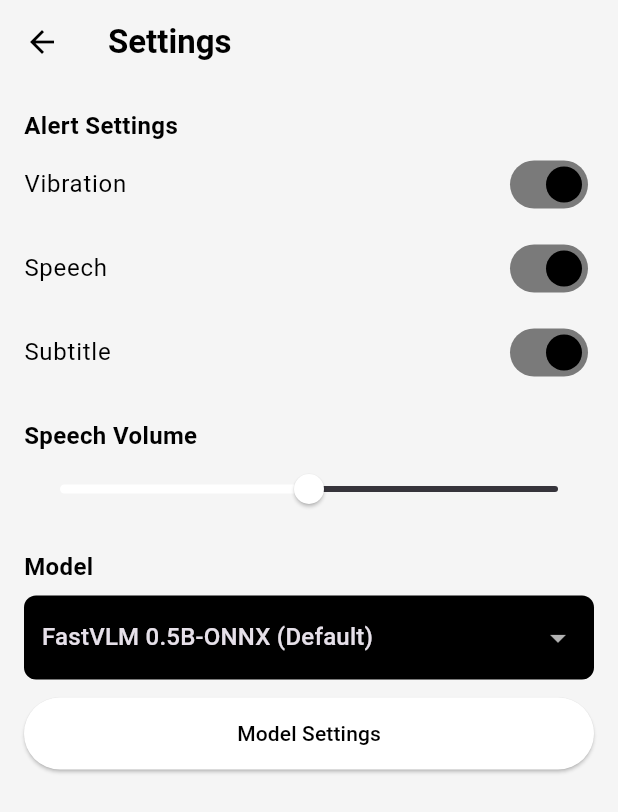
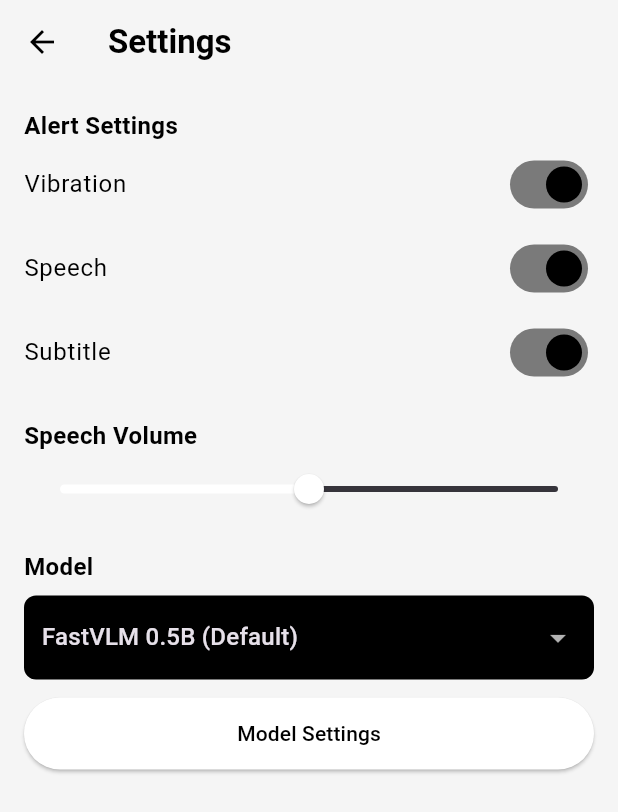
Before and after one commit to narathip4/Application-Assist-the-Visually-Impaired, a Flutter app: the SettingsScreen screen opened directly, on a phone screen of 412 x 824 dp. Shown: the top 812 px of the screen. Run offline on Flutter 3.47's test engine with Material 3 defaults, Android fonts, the phone set to English and light mode, and no system bars; our stand-ins replace camera, permission_handler, shared_preferences; missing offline and left inert: flutter_onnxruntime; accounts and stored records are empty; network calls fail.

Commit message:
update: model_setting_screen

```diff
--- a/app/lib/screens/setting_screen.dart
+++ b/app/lib/screens/setting_screen.dart
@@ -14,9 +14,9 @@ class _SettingsScreenState extends State<SettingsScreen> {
   bool speech = true;
   bool subtitle = true;
   double speechSpeed = 0.5;
-  String selectedModel = 'FastVLM 0.5B-ONNX (Default)';
+  String selectedModel = 'FastVLM 0.5B (Default)';
 
-  final List<String> models = ['FastVLM 0.5B-ONNX (Default)'];
+  final List<String> models = ['FastVLM 0.5B (Default)'];
 
   @override
   void initState() {
```
